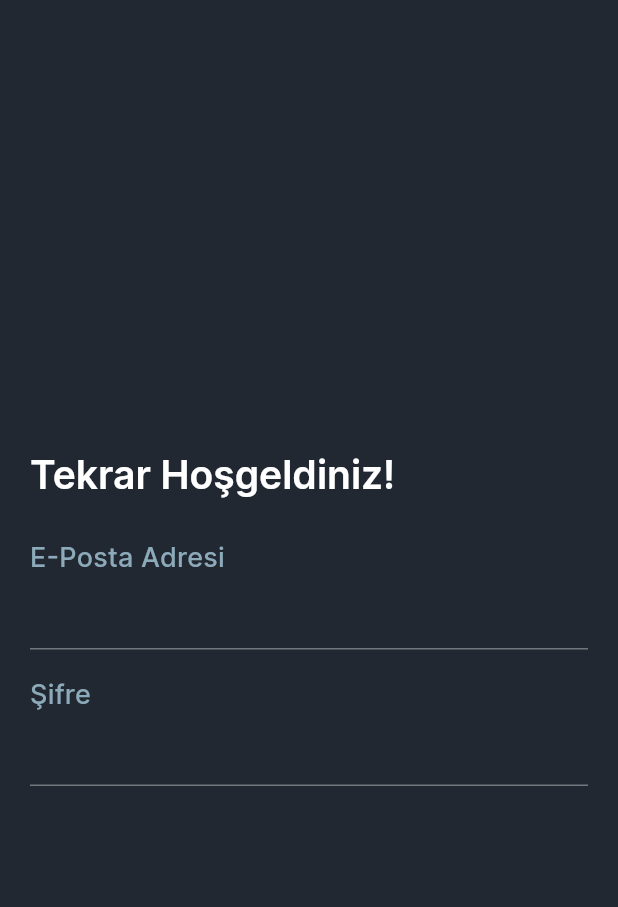
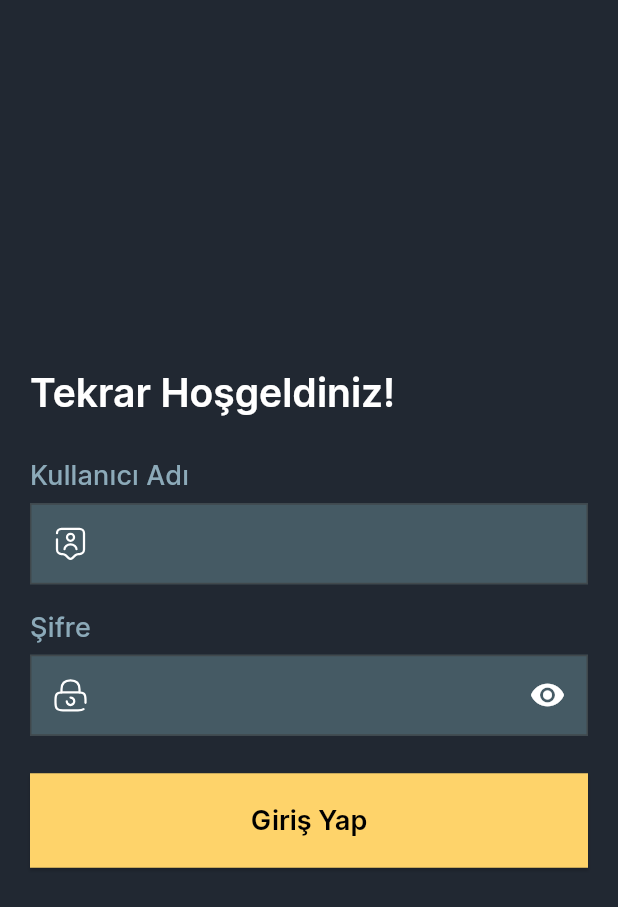
Before and after one commit to Mehmet175/task_manager, a Flutter app: the screen it shows after launch, on a phone screen of 412 x 824 dp. Shown: the top 907 px of the screen. Run offline on Flutter 3.47's test engine with Material 2 defaults, Android fonts, the phone set to English and light mode, and no system bars; our stand-ins replace flutter_svg.

Commit message:
login screen finish

```diff
--- /dev/null
+++ b/lib/app/resource/assets_manager.dart
@@ -0,0 +1,23 @@
+/*
+
+© 2023 B1 Digital
+
+User         : mehmetalicubukcu
+Project Name : task_manager
+Name         : Mehmet Ali ÇUBUKÇU
+Date         : 3.10.2023 23:27
+Notes        :
+
+*/
+
+class IconAssets {
+  IconAssets._();
+
+  static const String _iconPath = "assets/icons";
+
+  static const String user = "$_iconPath/user_icon.svg";
+  static const String password = "$_iconPath/password_icon.svg";
+}
+
+class AssetsManager {
+}
--- a/lib/app/resource/color_manager.dart
+++ b/lib/app/resource/color_manager.dart
@@ -19,7 +19,9 @@ class AppColors {
   static const Color primary = Color(0xFF212832);
   static const Color secondary = Color(0xFF455A64);
   static const Color white = Color(0xFFFFFFFF);
+  static const Color black = Color(0xFF000000);
   static const Color textPrimary = Color(0xFF8CAAB9);
+  static const Color third = Color(0xFFFED36A);
 
 
 }
--- a/lib/app/resource/theme_manager.dart
+++ b/lib/app/resource/theme_manager.dart
@@ -22,6 +22,9 @@ class ThemeManager {
     fontFamily: FontConstants.fontFamilyInter,
     colorScheme: ColorScheme.fromSeed(
       seedColor:AppColors.secondary,
+      secondary: AppColors.secondary,
+      onBackground: AppColors.third,
+      onSecondary: AppColors.white,
     ),
     useMaterial3: true,
     textTheme: const TextTheme(
@@ -34,6 +37,11 @@ class ThemeManager {
         color: AppColors.textPrimary,
         fontSize: FontSize.s18,
       ),
+      titleLarge: TextStyle(
+        color: AppColors.black,
+        fontSize: FontSize.s18,
+        fontWeight: FontWeightManager.semiBold,
+      ),
     )
   );
 }
--- a/lib/presentation/auth/login_page.dart
+++ b/lib/presentation/auth/login_page.dart
@@ -11,15 +11,22 @@ Notes        :
 */
 
 import 'package:flutter/material.dart';
+import 'package:flutter_svg/flutter_svg.dart';
 import 'package:task_manager/app/resource/app_size.dart';
+import 'package:task_manager/app/resource/assets_manager.dart';
+import 'package:task_manager/app/resource/color_manager.dart';
+import 'package:task_manager/app/resource/font_manager.dart';
 
 class LoginPage extends StatelessWidget {
   const LoginPage({super.key});
 
   @override
   Widget build(BuildContext context) {
-    return Scaffold(
-      body: _body(context),
+    return GestureDetector(
+      onTap: () => FocusManager.instance.primaryFocus?.unfocus(),
+      child: Scaffold(
+        body: _body(context),
+      ),
     );
   }
 
@@ -41,7 +48,9 @@ class LoginPage extends StatelessWidget {
 }
 
 class _Form extends StatelessWidget {
-  const _Form({super.key});
+  _Form({super.key});
+
+  final ValueNotifier<bool> obscureText = ValueNotifier<bool>(true);
 
   @override
   Widget build(BuildContext context) {
@@ -49,19 +58,88 @@ class _Form extends StatelessWidget {
       crossAxisAlignment: CrossAxisAlignment.start,
       children: [
         Text(
-          "E-Posta Adresi",
+          "Kullanıcı Adı",
           style: Theme.of(context).textTheme.titleMedium,
         ),
-        TextFormField(),
-        const SizedBox(height: 16),
+        const SizedBox(height: AppSize.sizeS),
+        TextFormField(
+          style: _textStyle(context),
+          decoration: InputDecoration(
+            prefixIcon: Padding(
+              padding: AppSize.paddingL,
+              child: SvgPicture.asset(IconAssets.user),
+            ),
+            border: OutlineInputBorder(
+              borderRadius: BorderRadius.circular(0),
+            ),
+            fillColor: Theme.of(context).colorScheme.secondary,
+            filled: true,
+          ),
+        ),
+        const SizedBox(height: AppSize.sizeL),
         Text(
           "Şifre",
           style: Theme.of(context).textTheme.titleMedium,
         ),
-        TextFormField(),
+        const SizedBox(height: AppSize.sizeS),
+        ValueListenableBuilder(
+          valueListenable: obscureText,
+          builder: (context, value, child) => TextFormField(
+            style: _textStyle(context),
+            obscureText: value,
+            decoration: InputDecoration(
+              prefixIcon: Padding(
+                padding: AppSize.paddingL,
+                child: SvgPicture.asset(IconAssets.password),
+              ),
+              suffixIcon: Padding(
+                padding: AppSize.paddingL,
+                child: InkWell(
+                  onTap: () => obscureText.value = !obscureText.value,
+                  child: Icon(
+                    obscureText.value ? Icons.visibility : Icons.visibility_off,
+                    color: AppColors.white,
+                  ),
+                ),
+              ),
+              border: OutlineInputBorder(
+                borderRadius: BorderRadius.circular(0),
+              ),
+              fillColor: Theme.of(context).colorScheme.secondary,
+              filled: true,
+            ),
+          ),
+        ),
+        const SizedBox(height: AppSize.sizeXXL),
+        Row(
+          children: [
+            Expanded(
+              child: ElevatedButton(
+                style: ElevatedButton.styleFrom(
+                  backgroundColor: Theme.of(context).colorScheme.onBackground,
+                  padding: AppSize.paddingXLVer,
+                  shape: RoundedRectangleBorder(
+                    borderRadius: BorderRadius.circular(0),
+                  ),
+                ),
+                onPressed: () {},
+                child: Text(
+                  "Giriş Yap",
+                  style: Theme.of(context).textTheme.titleLarge,
+                ),
+              ),
+            ),
+          ],
+        ),
       ],
     );
   }
+
+  TextStyle? _textStyle(BuildContext context) =>
+      Theme.of(context).textTheme.headlineLarge?.copyWith(
+            fontSize: FontSize.s18,
+            fontWeight: FontWeightManager.regular,
+          );
 }
 
 class _Header extends StatelessWidget {
--- a/pubspec.yaml
+++ b/pubspec.yaml
@@ -10,6 +10,7 @@ dependencies:
   flutter:
     sdk: flutter
   cupertino_icons: ^1.0.2
+  flutter_svg: ^2.0.7
 
 dev_dependencies:
   flutter_test:
@@ -27,3 +28,6 @@ flutter:
         - asset: assets/fonts/inter/Inter-Medium.ttf
         - asset: assets/fonts/inter/Inter-Regular.ttf
         - asset: assets/fonts/inter/Inter-Light.ttf
+
+  assets:
+    - assets/icons/
```
Also changed, not shown: assets/icons/password_icon.svg (added), assets/icons/user_icon.svg (added), pubspec.lock.
